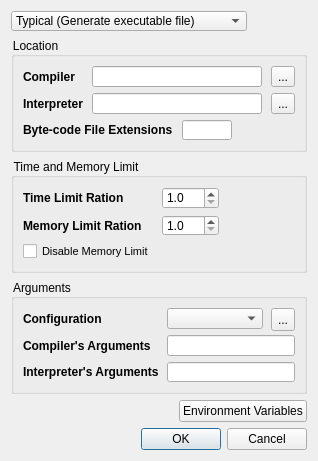
Dust1404/Project_LemonPlus, file forms_win32/advancedcompilersettingsdialog.ui: the form before one commit.
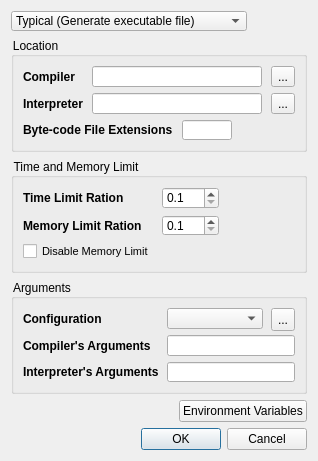
The form after the commit. Icons and pictures are not drawn.

```diff
--- a/forms_win32/advancedcompilersettingsdialog.ui
+++ b/forms_win32/advancedcompilersettingsdialog.ui
@@ -213,7 +213,7 @@
          <number>1</number>
         </property>
         <property name="minimum">
-         <double>1.000000000000000</double>
+         <double>0.100000000000000</double>
         </property>
         <property name="singleStep">
          <double>0.100000000000000</double>
@@ -249,7 +249,7 @@
          <number>1</number>
         </property>
         <property name="minimum">
-         <double>1.000000000000000</double>
+         <double>0.100000000000000</double>
         </property>
         <property name="singleStep">
          <double>0.100000000000000</double>
```
Left out of the diff: 4 changed lines with no effect on the pictures.
